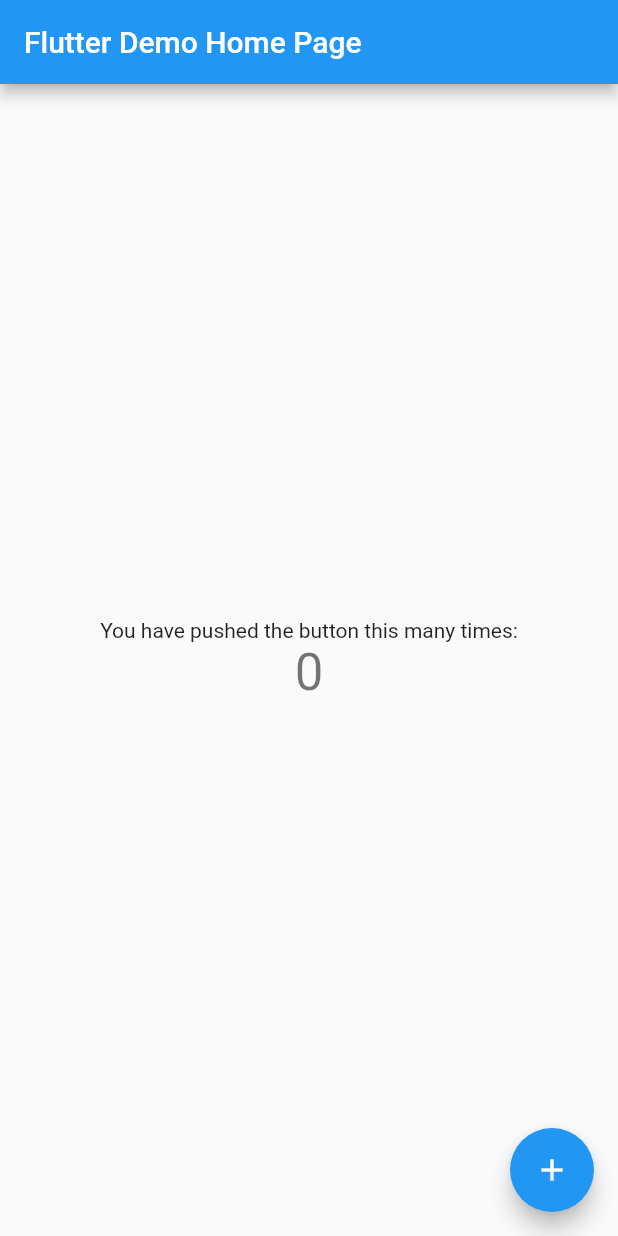
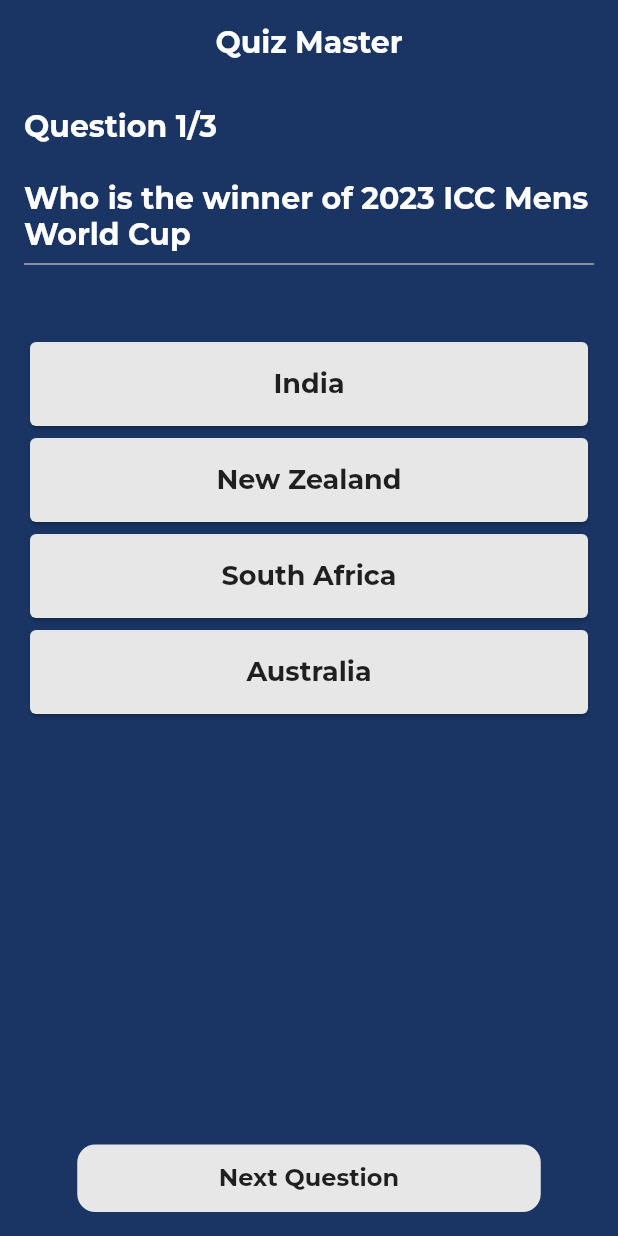
Before and after one commit to SKshahidali/quiz_master, a Flutter app: the screen it shows after launch, on a phone screen of 412 x 824 dp. Run offline on Flutter 3.47's test engine with Material 2 defaults, Android fonts, the phone set to English and light mode, and no system bars; our stand-ins replace google_fonts.

Commit message:
Quiz App Made  in flutter

```diff
--- /dev/null
+++ b/lib/constants.dart
@@ -0,0 +1,7 @@
+import 'package:flutter/material.dart';
+
+const Color correctanswer = Color(0xFF32AB58);
+const Color incorrectanswer = Color(0xFFAB3232);
+
+const Color neutral = Color(0xFFE7E7E7);
+const Color bgcolor = Color(0xFF1A3464);
--- /dev/null
+++ b/lib/homepage.dart
@@ -0,0 +1,105 @@
+import 'package:flutter/material.dart';
+import 'package:quiz_master/constants.dart';
+import 'package:google_fonts/google_fonts.dart';
+import 'package:quiz_master/models/question_model.dart';
+import 'package:quiz_master/widgets/next_button.dart';
+import 'package:quiz_master/widgets/options.dart';
+import 'package:quiz_master/widgets/question.dart';
+
+class HomePage extends StatefulWidget {
+  const HomePage({super.key});
+
+  @override
+  State<HomePage> createState() => _HomePageState();
+}
+
+class _HomePageState extends State<HomePage> {
+  final List<Question> _question = [
+    Question(
+        id: '1',
+        questionText: 'Who is the winner of 2023 ICC Mens World Cup',
+        options: {
+          'India': false,
+          'New Zealand': false,
+          'South Africa': false,
+          'Australia': true
+        }),
+    Question(id: '3', questionText: 'Who is most run scorer', options: {
+      'Kohli': true,
+      'Rohit': false,
+      'Babar Azam': false,
+      'De kock': false
+    }),
+    Question(id: '2', questionText: 'Host Country of world cup', options: {
+      'India': true,
+      'New Zealand': false,
+      'South Africa': false,
+      'Australia': false
+    }),
+  ];
+  //Index to loop questions from 0 to n-1 //
+  int index = 0;
+  bool isclicked = false;
+
+  //Function to change the question //
+  void nextquestion() {
+    if (index == _question.length - 1) {
+      return;
+    } else {
+      setState(() {
+        index++;
+        isclicked = false; //This will change the questions index //
+      });
+    }
+  }
+
+   //Function to change the color of the options //
+
+   void changecolor() {
+    setState(() {
+      isclicked = true;
+    });
+   }
+
+  @override
+  Widget build(BuildContext context) {
+    return Scaffold(
+      backgroundColor: bgcolor,
+      appBar: AppBar(
+        title: Center(
+            child: Text(
+          'Quiz Master',
+          style: GoogleFonts.montserrat(fontWeight: FontWeight.bold),
+        )),
+        backgroundColor: Colors.transparent,
+        elevation: 0,
+      ),
+      body: Container(
+        width: double.infinity,
+        child: Padding(
+          padding: const EdgeInsets.all(16.0),
+          child: Column(
+            children: [
+              QuestionWidget(
+                  question: _question[index].questionText,
+                  indexAction: index,
+                  totalquestions: _question.length),
+              const Divider(
+                color: neutral,
+              ),
+              const SizedBox(height: 40,),
+                for(int i =0;i < _question[index].options.length;i++)
+                OptionsCard(
+                  option:_question[index].options.keys.toList()[i],
+                  color:isclicked ? _question[index].options.values.toList()[i] == true ? correctanswer : incorrectanswer : neutral,
+                onTap: changecolor,
+                )
+            ],
+          ),
+        ),
+      ),
+      floatingActionButton: NextButton(nextquestion: nextquestion),
+      floatingActionButtonLocation: FloatingActionButtonLocation.centerFloat,
+    );
+  }
+}
--- a/lib/main.dart
+++ b/lib/main.dart
@@ -1,4 +1,5 @@
 import 'package:flutter/material.dart';
+import 'package:quiz_master/homepage.dart';
 
 void main() {
   runApp(const MyApp());
@@ -11,35 +12,18 @@ class MyApp extends StatelessWidget {
   @override
   Widget build(BuildContext context) {
     return MaterialApp(
+      debugShowCheckedModeBanner: false,
       title: 'Flutter Demo',
       theme: ThemeData(
-        // This is the theme of your application.
-        //
-        // Try running your application with "flutter run". You'll see the
-        // application has a blue toolbar. Then, without quitting the app, try
-        // changing the primarySwatch below to Colors.green and then invoke
-        // "hot reload" (press "r" in the console where you ran "flutter run",
-        // or simply save your changes to "hot reload" in a Flutter IDE).
-        // Notice that the counter didn't reset back to zero; the application
-        // is not restarted.
         primarySwatch: Colors.blue,
       ),
-      home: const MyHomePage(title: 'Flutter Demo Home Page'),
+      home: const HomePage(),
     );
   }
 }
 
 class MyHomePage extends StatefulWidget {
   const MyHomePage({super.key, required this.title});
-
-  // This widget is the home page of your application. It is stateful, meaning
-  // that it has a State object (defined below) that contains fields that affect
-  // how it looks.
-
-  // This class is the configuration for the state. It holds the values (in this
-  // case the title) provided by the parent (in this case the App widget) and
-  // used by the build method of the State. Fields in a Widget subclass are
-  // always marked "final".
 
   final String title;
 
@@ -52,23 +36,14 @@ class _MyHomePageState extends State<MyHomePage> {
 
   void _incrementCounter() {
     setState(() {
-      // This call to setState tells the Flutter framework that something has
-      // changed in this State, which causes it to rerun the build method below
-      // so that the display can reflect the updated values. If we changed
-      // _counter without calling setState(), then the build method would not be
-      // called again, and so nothing would appear to happen.
+
       _counter++;
     });
   }
 
   @override
   Widget build(BuildContext context) {
-    // This method is rerun every time setState is called, for instance as done
-    // by the _incrementCounter method above.
-    //
-    // The Flutter framework has been optimized to make rerunning build methods
-    // fast, so that you can just rebuild anything that needs updating rather
-    // than having to individually change instances of widgets.
+
     return Scaffold(
       appBar: AppBar(
         // Here we take the value from the MyHomePage object that was created by
--- /dev/null
+++ b/lib/models/question_model.dart
@@ -0,0 +1,18 @@
+class Question {
+  final String id;
+  final String questionText;
+  final Map<String,bool> options;
+
+  Question({
+    required this.id,
+    required this.questionText,
+    required this.options
+  });
+
+
+  @override
+  String toString() {
+    // TODO: implement toString
+    return 'Question(id:$id,question:$questionText, options:$options)';
+  }
+}
--- /dev/null
+++ b/lib/widgets/next_button.dart
@@ -0,0 +1,25 @@
+import 'package:flutter/material.dart';
+import 'package:google_fonts/google_fonts.dart';
+import 'package:quiz_master/constants.dart';
+
+class NextButton extends StatelessWidget {
+  const NextButton({super.key, required this.nextquestion});
+
+  final VoidCallback nextquestion;
+
+  @override
+  Widget build(BuildContext context) {
+    return GestureDetector(
+      onTap: nextquestion,
+      child: Container(
+        decoration: BoxDecoration(
+          color: neutral,
+          borderRadius: BorderRadius.circular(12)
+        ),
+        width: MediaQuery.of(context).size.width * 0.75,
+        height: 45,
+        child: Center(child: Text('Next Question',textAlign: TextAlign.center,style: GoogleFonts.montserrat(fontWeight: FontWeight.bold,fontSize: 16),)),
+      ),
+    );
+  }
+}
--- /dev/null
+++ b/lib/widgets/options.dart
@@ -0,0 +1,25 @@
+import 'package:flutter/material.dart';
+import 'package:google_fonts/google_fonts.dart';
+
+class OptionsCard extends StatelessWidget {
+  const OptionsCard({super.key, required this.option, required this.color, required this.onTap});
+
+  final String option;
+  final Color color;
+
+  final VoidCallback onTap;
+
+  @override
+  Widget build(BuildContext context) {
+    return GestureDetector(
+      onTap: onTap,
+      child: Card(
+        color: color,
+        child: ListTile(
+          title: Text(option,textAlign: TextAlign.center,
+          style: GoogleFonts.montserrat(fontWeight: FontWeight.bold,fontSize: 18),),
+        ),
+      ),
+    );
+  }
+}
--- /dev/null
+++ b/lib/widgets/question.dart
@@ -0,0 +1,18 @@
+import 'package:flutter/material.dart';
+import 'package:google_fonts/google_fonts.dart';
+
+class QuestionWidget extends StatelessWidget {
+  const QuestionWidget({super.key, required this.question, required this.indexAction, required this.totalquestions});
+
+  final String question;
+  final int indexAction;
+  final int totalquestions;
+
+  @override
+  Widget build(BuildContext context) {
+    return Container(
+      alignment: Alignment.centerLeft,
+      child: Text('Question ${indexAction +1}/$totalquestions\n\n$question',style: GoogleFonts.montserrat(fontWeight: FontWeight.bold,fontSize: 20,color: Colors.white),),
+    );
+  }
+}
--- a/pubspec.yaml
+++ b/pubspec.yaml
@@ -35,6 +35,7 @@ dependencies:
   # The following adds the Cupertino Icons font to your application.
   # Use with the CupertinoIcons class for iOS style icons.
   cupertino_icons: ^1.0.2
+  google_fonts: ^4.0.4
 
 dev_dependencies:
   flutter_test:
```
Also changed, not shown: pubspec.lock, 1 other file.
